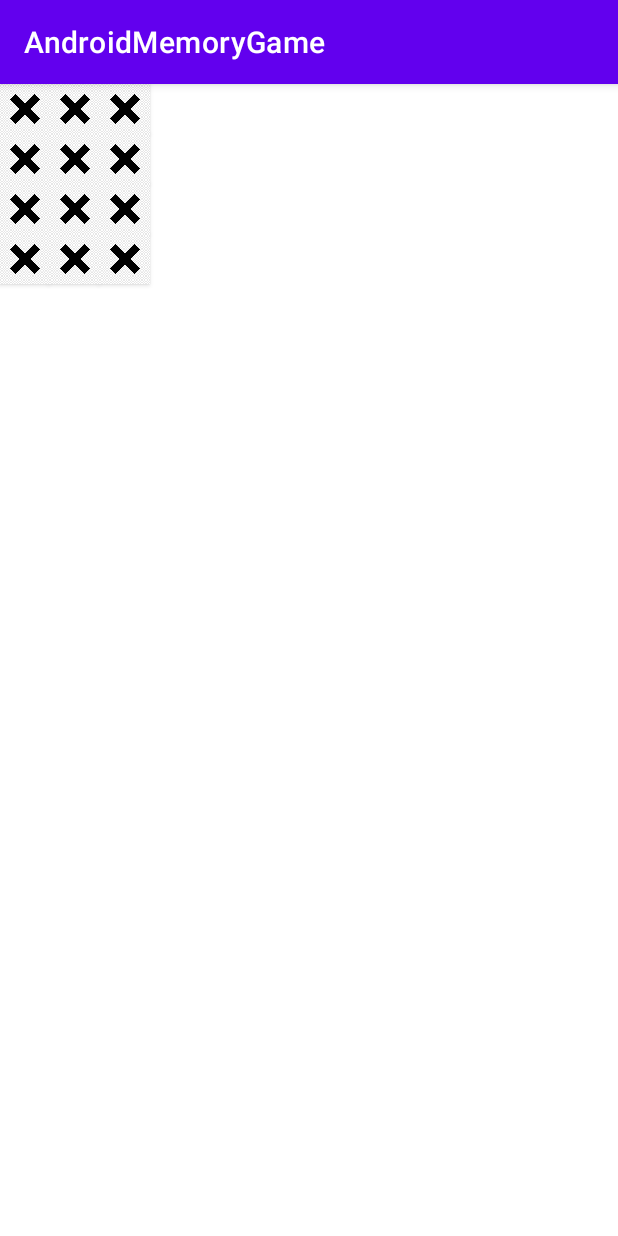
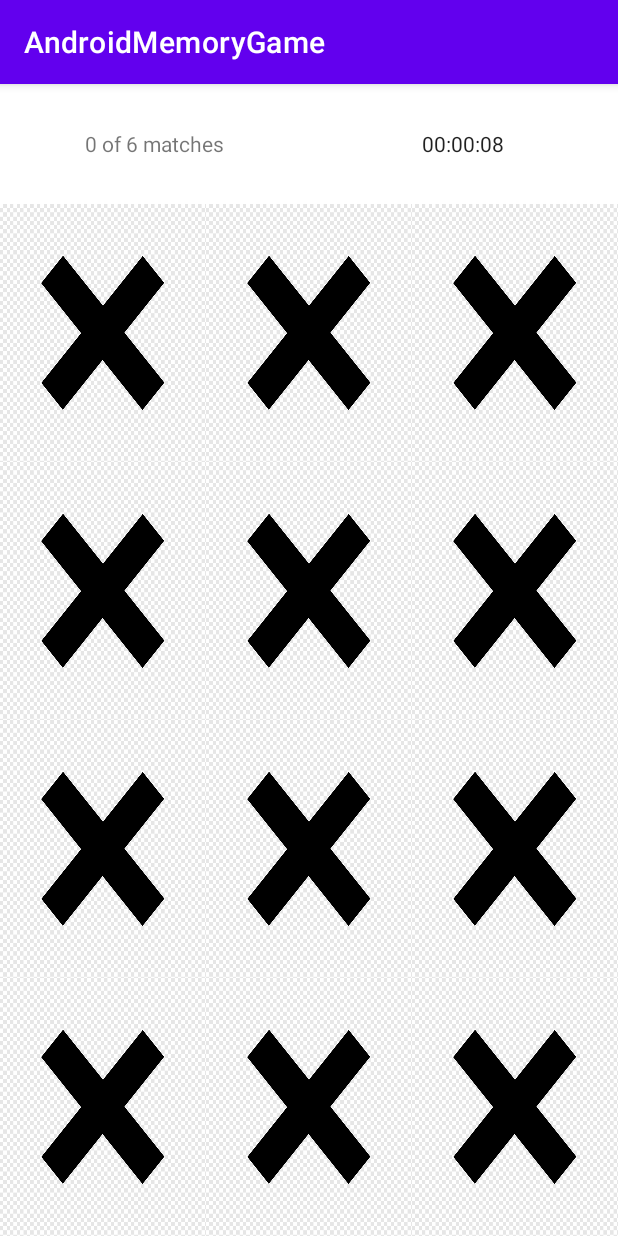
Before and after one commit to 93acy/AndroidMemoryGame, an Android app: the screen it shows after launch (MainActivity), on a phone screen of 412 x 824 dp. Run offline under Robolectric (Android 15) with nearby library versions, the phone set to English and light mode, and no system bars.

Commit message:
cross.png

```diff
--- a/app/src/main/java/com/example/androidmemorygame/MainActivity.java
+++ b/app/src/main/java/com/example/androidmemorygame/MainActivity.java
@@ -4,9 +4,12 @@ import androidx.appcompat.app.AppCompatActivity;
 
 import android.os.Bundle;
 import android.os.Handler;
+import android.os.SystemClock;
 import android.view.View;
 import android.widget.Button;
+import android.widget.Chronometer;
 import android.widget.GridLayout;
+import android.widget.TextView;
 
 import java.util.Random;
 
@@ -25,10 +28,18 @@ public class MainActivity extends AppCompatActivity
 
     private boolean isBusy = false;
 
+    private Chronometer timeElapsed;
+    private int numCorrectMatches;
+    private TextView correct_matches;
+
     @Override
     protected void onCreate(Bundle savedInstanceState) {
         super.onCreate(savedInstanceState);
         setContentView(R.layout.activity_main);
+
+        numCorrectMatches = 0;
+        correct_matches = (TextView) findViewById(R.id.num_correct_matches);
+        correct_matches.setText(numCorrectMatches + " " + getString(R.string.of_matches));
 
         GridLayout gridLayout = (GridLayout) findViewById(R.id.grid_layout_4x3);
 
@@ -61,6 +72,23 @@ public class MainActivity extends AppCompatActivity
                 gridLayout.addView(tempButton);
             }
         }
+
+        timeElapsed  = (Chronometer) findViewById(R.id.chronom);
+        timeElapsed.setOnChronometerTickListener(new Chronometer.OnChronometerTickListener() {
+            @Override
+            public void onChronometerTick(Chronometer cArg) {
+                long time = SystemClock.elapsedRealtime() - cArg.getBase();
+                int h   = (int)(time /3600000);
+                int m = (int)(time - h*3600000)/60000;
+                int s= (int)(time - h*3600000- m*60000)/1000 ;
+                String hh = h < 10 ? "0"+h: h+"";
+                String mm = m < 10 ? "0"+m: m+"";
+                String ss = s < 10 ? "0"+s: s+"";
+                cArg.setText(hh+":"+mm+":"+ss);
+            }
+        });
+        timeElapsed.setBase(SystemClock.elapsedRealtime());
+        timeElapsed.start();
 
     }
 
@@ -106,10 +134,11 @@ public class MainActivity extends AppCompatActivity
 
             button.setMatched(true);
             selectedButton1.setMatched(true);
-
+            numCorrectMatches++;
             selectedButton1.setEnabled(false);
             button.setEnabled(false);
             selectedButton1 = null;
+            correct_matches.setText(numCorrectMatches + " " + getString(R.string.of_matches));
         } else {
             selectedButton2 = button;
             selectedButton2.flip();
--- a/app/src/main/java/com/example/androidmemorygame/MemoryButton.java
+++ b/app/src/main/java/com/example/androidmemorygame/MemoryButton.java
@@ -33,9 +33,9 @@ public class MemoryButton extends AppCompatButton {
 
         setBackground(back);
 
-        GridLayout.LayoutParams tempParams = new GridLayout.LayoutParams(GridLayout.spec(r), GridLayout.spec(c));
-        tempParams.width = (int) getResources().getDisplayMetrics().density * 50;
-        tempParams.height = (int) getResources().getDisplayMetrics().density * 50;
+        GridLayout.LayoutParams tempParams = new GridLayout.LayoutParams(GridLayout.spec(r, 1f), GridLayout.spec(c, 1f));
+        tempParams.width = 0;
+        tempParams.height = 0;
         setLayoutParams(tempParams);
     }
 
--- a/app/src/main/res/layout/activity_main.xml
+++ b/app/src/main/res/layout/activity_main.xml
@@ -1,11 +1,39 @@
 <?xml version="1.0" encoding="utf-8"?>
-<GridLayout xmlns:android="http://schemas.android.com/apk/res/android"
+<LinearLayout
+    xmlns:android="http://schemas.android.com/apk/res/android"
     xmlns:tools="http://schemas.android.com/tools"
     android:layout_width="match_parent"
     android:layout_height="match_parent"
-    tools:context=".MainActivity"
-    android:id="@+id/grid_layout_4x3"
-    android:rowCount="4"
-    android:columnCount="3">
+    android:orientation="vertical">
 
-</GridLayout>
+    <LinearLayout
+        android:layout_width="match_parent"
+        android:layout_height="80dp"
+        android:orientation="horizontal">
+
+        <TextView
+            android:id="@+id/num_correct_matches"
+            android:layout_width="0dp"
+            android:layout_height="match_parent"
+            android:layout_weight="0.5"
+            android:gravity="center"
+            tools:text="test"/>
+
+        <Chronometer
+            android:id="@+id/chronom"
+            android:layout_width="0dp"
+            android:layout_height="match_parent"
+            android:layout_weight="0.5"
+            android:gravity="center"/>
+    </LinearLayout>
+
+    <GridLayout
+        android:layout_width="match_parent"
+        android:layout_height="match_parent"
+        tools:context=".MainActivity"
+        android:id="@+id/grid_layout_4x3"
+        android:rowCount="4"
+        android:columnCount="3">
+    </GridLayout>
+
+</LinearLayout>
--- a/app/src/main/res/values/strings.xml
+++ b/app/src/main/res/values/strings.xml
@@ -1,3 +1,4 @@
 <resources>
     <string name="app_name">AndroidMemoryGame</string>
+    <string name="of_matches">of 6 matches</string>
 </resources>
```
